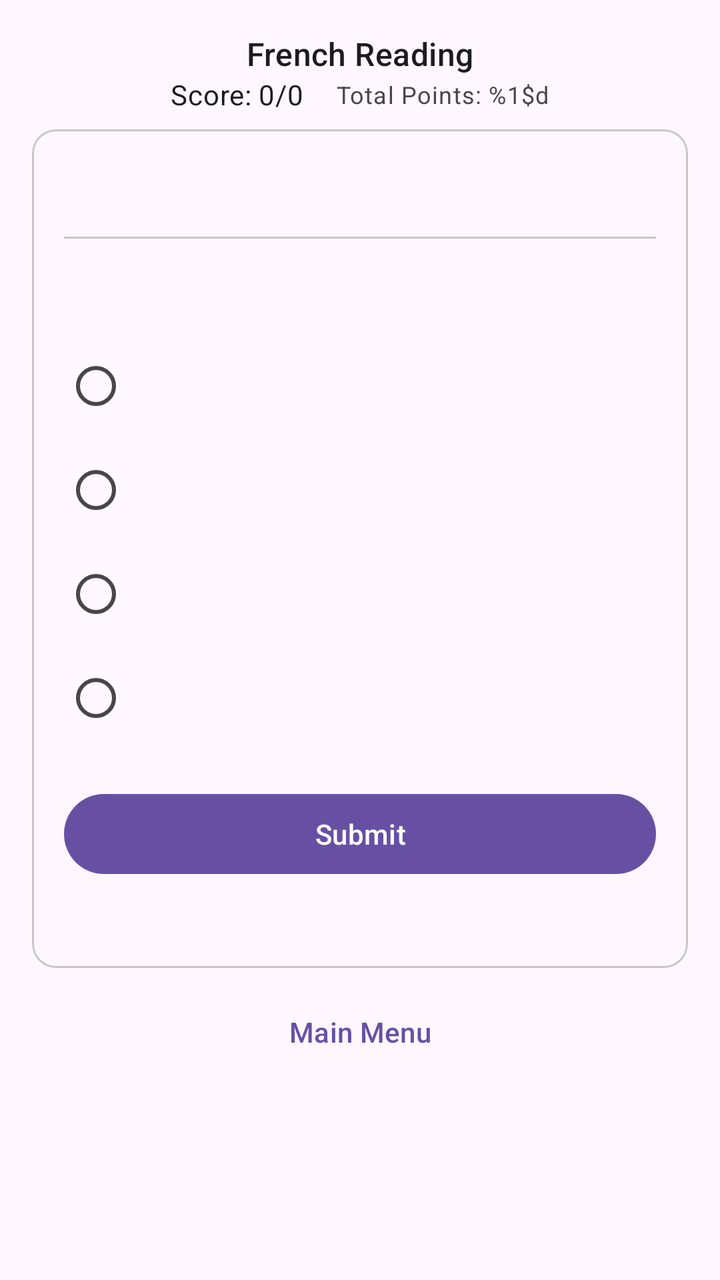
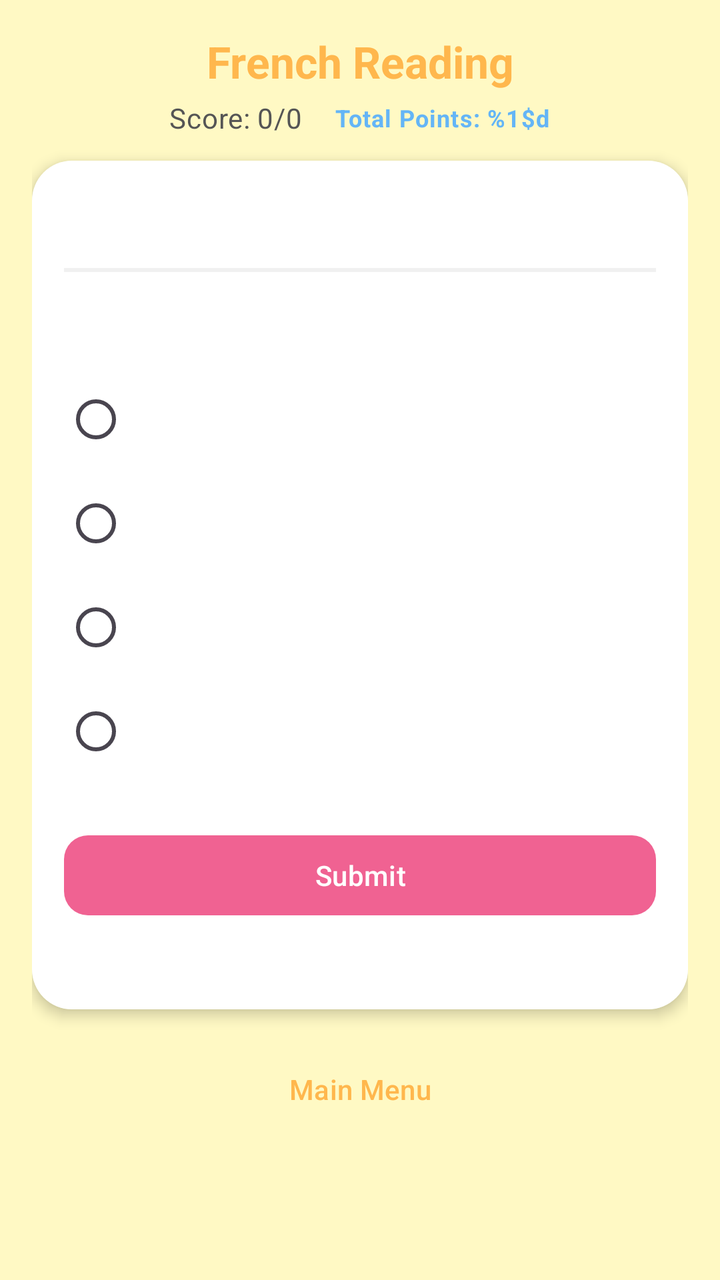

Compare the two renders of this Android layout. The source of the first and the diff that turns it into the second are given below.
<!-- AndroidManifest.xml: application theme Theme.AndroidApp -->
<!-- res/layout/activity_reading_game.xml -->
<?xml version="1.0" encoding="utf-8"?>
<ScrollView xmlns:android="http://schemas.android.com/apk/res/android"
    xmlns:app="http://schemas.android.com/apk/res-auto"
    android:layout_width="match_parent"
    android:layout_height="match_parent"
    android:background="?attr/colorSurface">

    <LinearLayout
        android:layout_width="match_parent"
        android:layout_height="wrap_content"
        android:orientation="vertical"
        android:padding="16dp">

        <TextView
            android:id="@+id/readingTitle"
            android:layout_width="match_parent"
            android:layout_height="wrap_content"
            android:gravity="center"
            android:text="@string/reading_title"
            android:textAppearance="?attr/textAppearanceTitleMedium" />

        <LinearLayout
            android:layout_width="match_parent"
            android:layout_height="wrap_content"
            android:gravity="center"
            android:orientation="horizontal">
            <TextView
                android:id="@+id/scoreView"
                android:layout_width="wrap_content"
                android:layout_height="wrap_content"
                android:text="@string/score_initial"
                android:textAppearance="?attr/textAppearanceBodyMedium" />
            <TextView
                android:id="@+id/totalPointsView"
                android:layout_width="wrap_content"
                android:layout_height="wrap_content"
                android:layout_marginStart="16dp"
                android:text="@string/user_points_format"
                android:textAppearance="?attr/textAppearanceBodySmall"
                android:textColor="?attr/colorOnSurfaceVariant" />
        </LinearLayout>

        <com.google.android.material.card.MaterialCardView
            android:layout_width="match_parent"
            android:layout_height="wrap_content"
            android:layout_marginTop="8dp"
            app:cardCornerRadius="12dp"
            app:strokeColor="?attr/colorOutlineVariant"
            app:strokeWidth="1dp">

            <LinearLayout
                android:layout_width="match_parent"
                android:layout_height="wrap_content"
                android:orientation="vertical"
                android:padding="16dp">

                <TextView
                    android:id="@+id/textContainer"
                    android:layout_width="match_parent"
                    android:layout_height="wrap_content"
                    android:textAppearance="?attr/textAppearanceBodyLarge"
                    android:lineSpacingExtra="4dp" />

                <View android:layout_width="match_parent" android:layout_height="1dp" android:background="?attr/colorOutlineVariant" android:layout_marginVertical="16dp" />

                <TextView
                    android:id="@+id/questionContainer"
                    android:layout_width="match_parent"
                    android:layout_height="wrap_content"
                    android:textAppearance="?attr/textAppearanceTitleMedium"
                    android:textColor="?attr/colorPrimary" />

                <RadioGroup
                    android:id="@+id/optionsGroup"
                    android:layout_width="match_parent"
                    android:layout_height="wrap_content"
                    android:layout_marginTop="12dp">
                    
                    <RadioButton android:id="@+id/option1" android:layout_width="match_parent" android:layout_height="wrap_content" android:layout_marginBottom="4dp" />
                    <RadioButton android:id="@+id/option2" android:layout_width="match_parent" android:layout_height="wrap_content" android:layout_marginBottom="4dp" />
                    <RadioButton android:id="@+id/option3" android:layout_width="match_parent" android:layout_height="wrap_content" android:layout_marginBottom="4dp" />
                    <RadioButton android:id="@+id/option4" android:layout_width="match_parent" android:layout_height="wrap_content" android:layout_marginBottom="4dp" />
                </RadioGroup>

                <Button
                    android:id="@+id/submitButton"
                    android:layout_width="match_parent"
                    android:layout_height="wrap_content"
                    android:layout_marginTop="16dp"
                    android:text="@string/submit_answer" />

                <TextView
                    android:id="@+id/feedbackView"
                    android:layout_width="match_parent"
                    android:layout_height="wrap_content"
                    android:layout_marginTop="8dp"
                    android:gravity="center"
                    android:textAppearance="?attr/textAppearanceBodyMedium" />

                <Button
                    android:id="@+id/btnRestart"
                    android:layout_width="match_parent"
                    android:layout_height="wrap_content"
                    android:layout_marginTop="16dp"
                    android:text="@string/btn_restart"
                    android:visibility="gone" />
            </LinearLayout>
        </com.google.android.material.card.MaterialCardView>

        <Button
            android:id="@+id/btnBackToMenu"
            style="@style/Widget.Material3.Button.TextButton"
            android:layout_width="match_parent"
            android:layout_height="wrap_content"
            android:layout_marginTop="8dp"
            android:text="@string/btn_back_to_menu" />
    </LinearLayout>
</ScrollView>
<!-- resources referenced by this layout -->
<resources>
  <string name="btn_back_to_menu">Main Menu</string>
  <string name="btn_restart">Restart Game</string>
  <string name="reading_title">French Reading</string>
  <string name="score_initial">Score: 0/0</string>
  <string name="submit_answer">Submit</string>
  <string name="user_points_format">Total Points: %1$d</string>
  <style name="Theme.AndroidApp" parent="Theme.Material3.DayNight">
          <item name="android:statusBarColor" tools:targetApi="l">@android:color/transparent</item>
      </style>
</resources>

<!-- the commit's change to res/layout/activity_reading_game.xml (unified diff, before → after) -->
@@ -3,7 +3,7 @@
     xmlns:app="http://schemas.android.com/apk/res-auto"
     android:layout_width="match_parent"
     android:layout_height="match_parent"
-    android:background="?attr/colorSurface">
+    android:background="@color/surface_kid">
 
     <LinearLayout
         android:layout_width="match_parent"
@@ -17,19 +17,23 @@
             android:layout_height="wrap_content"
             android:gravity="center"
             android:text="@string/reading_title"
-            android:textAppearance="?attr/textAppearanceTitleMedium" />
+            android:textAppearance="?attr/textAppearanceTitleLarge"
+            android:textColor="@color/energetic_orange"
+            android:textStyle="bold" />
 
         <LinearLayout
             android:layout_width="match_parent"
             android:layout_height="wrap_content"
             android:gravity="center"
-            android:orientation="horizontal">
+            android:orientation="horizontal"
+            android:layout_marginTop="4dp">
             <TextView
                 android:id="@+id/scoreView"
                 android:layout_width="wrap_content"
                 android:layout_height="wrap_content"
                 android:text="@string/score_initial"
-                android:textAppearance="?attr/textAppearanceBodyMedium" />
+                android:textAppearance="?attr/textAppearanceBodyMedium"
+                android:textColor="#555555" />
             <TextView
                 android:id="@+id/totalPointsView"
                 android:layout_width="wrap_content"
@@ -37,57 +41,63 @@
                 android:layout_marginStart="16dp"
                 android:text="@string/user_points_format"
                 android:textAppearance="?attr/textAppearanceBodySmall"
-                android:textColor="?attr/colorOnSurfaceVariant" />
+                android:textColor="@color/playful_blue"
+                android:textStyle="bold" />
         </LinearLayout>
 
         <com.google.android.material.card.MaterialCardView
             android:layout_width="match_parent"
             android:layout_height="wrap_content"
-            android:layout_marginTop="8dp"
-            app:cardCornerRadius="12dp"
-            app:strokeColor="?attr/colorOutlineVariant"
-            app:strokeWidth="1dp">
+            android:layout_marginTop="12dp"
+            app:cardCornerRadius="20dp"
+            app:strokeWidth="0dp"
+            app:cardElevation="4dp">
 
             <LinearLayout
                 android:layout_width="match_parent"
                 android:layout_height="wrap_content"
                 android:orientation="vertical"
-                android:padding="16dp">
+                android:padding="16dp"
+                android:background="#FFFFFF">
 
                 <TextView
                     android:id="@+id/textContainer"
                     android:layout_width="match_parent"
                     android:layout_height="wrap_content"
                     android:textAppearance="?attr/textAppearanceBodyLarge"
-                    android:lineSpacingExtra="4dp" />
+                    android:lineSpacingExtra="6dp"
+                    android:textColor="#333333" />
 
-                <View android:layout_width="match_parent" android:layout_height="1dp" android:background="?attr/colorOutlineVariant" android:layout_marginVertical="16dp" />
+                <View android:layout_width="match_parent" android:layout_height="2dp" android:background="#F0F0F0" android:layout_marginVertical="16dp" />
 
                 <TextView
                     android:id="@+id/questionContainer"
                     android:layout_width="match_parent"
                     android:layout_height="wrap_content"
                     android:textAppearance="?attr/textAppearanceTitleMedium"
-                    android:textColor="?attr/colorPrimary" />
+                    android:textColor="@color/energetic_orange"
+                    android:textStyle="bold" />
 
                 <RadioGroup
                     android:id="@+id/optionsGroup"
                     android:layout_width="match_parent"
                     android:layout_height="wrap_content"
                     android:layout_marginTop="12dp">
-                    
-                    <RadioButton android:id="@+id/option1" android:layout_width="match_parent" android:layout_height="wrap_content" android:layout_marginBottom="4dp" />
-                    <RadioButton android:id="@+id/option2" android:layout_width="match_parent" android:layout_height="wrap_content" android:layout_marginBottom="4dp" />
-                    <RadioButton android:id="@+id/option3" android:layout_width="match_parent" android:layout_height="wrap_content" android:layout_marginBottom="4dp" />
-                    <RadioButton android:id="@+id/option4" android:layout_width="match_parent" android:layout_height="wrap_content" android:layout_marginBottom="4dp" />
+                    <RadioButton android:id="@+id/option1" android:layout_width="match_parent" android:layout_height="wrap_content" android:layout_marginBottom="4dp" android:buttonTint="@color/energetic_orange" />
+                    <RadioButton android:id="@+id/option2" android:layout_width="match_parent" android:layout_height="wrap_content" android:layout_marginBottom="4dp" android:buttonTint="@color/energetic_orange" />
+                    <RadioButton android:id="@+id/option3" android:layout_width="match_parent" android:layout_height="wrap_content" android:layout_marginBottom="4dp" android:buttonTint="@color/energetic_orange" />
+                    <RadioButton android:id="@+id/option4" android:layout_width="match_parent" android:layout_height="wrap_content" android:layout_marginBottom="4dp" android:buttonTint="@color/energetic_orange" />
                 </RadioGroup>
 
                 <Button
                     android:id="@+id/submitButton"
                     android:layout_width="match_parent"
                     android:layout_height="wrap_content"
-                    android:layout_marginTop="16dp"
-                    android:text="@string/submit_answer" />
+                    android:layout_marginTop="20dp"
+                    android:text="@string/submit_answer"
+                    app:backgroundTint="@color/vibrant_pink"
+                    android:textColor="@android:color/white"
+                    app:cornerRadius="12dp" />
 
                 <TextView
                     android:id="@+id/feedbackView"
@@ -103,6 +113,7 @@
                     android:layout_height="wrap_content"
                     android:layout_marginTop="16dp"
                     android:text="@string/btn_restart"
+                    app:backgroundTint="@color/fresh_green"
                     android:visibility="gone" />
             </LinearLayout>
         </com.google.android.material.card.MaterialCardView>
@@ -112,7 +123,8 @@
             style="@style/Widget.Material3.Button.TextButton"
             android:layout_width="match_parent"
             android:layout_height="wrap_content"
-            android:layout_marginTop="8dp"
-            android:text="@string/btn_back_to_menu" />
+            android:layout_marginTop="16dp"
+            android:text="@string/btn_back_to_menu"
+            android:textColor="@color/energetic_orange" />
     </LinearLayout>
 </ScrollView>
<!-- resource entries referenced after the edit -->
@@ -1,5 +1,10 @@
 <!-- resources referenced by this layout -->
 <resources>
+  <color name="energetic_orange">#FFB74D</color>
+  <color name="fresh_green">#81C784</color>
+  <color name="playful_blue">#64B5F6</color>
+  <color name="surface_kid">#FFF9C4</color>
+  <color name="vibrant_pink">#F06292</color>
   <string name="btn_back_to_menu">Main Menu</string>
   <string name="btn_restart">Restart Game</string>
   <string name="reading_title">French Reading</string>
@@ -8,6 +13,14 @@
   <string name="user_points_format">Total Points: %1$d</string>
   <style name="Theme.AndroidApp" parent="Theme.Material3.DayNight">
           <item name="android:statusBarColor" tools:targetApi="l">@android:color/transparent</item>
+  
+          <item name="colorPrimary">@color/playful_blue</item>
+          <item name="colorSecondary">@color/energetic_orange</item>
+          <item name="colorSurface">@color/surface_kid</item>
+          <item name="android:windowBackground">@color/surface_kid</item>
+  
+          
+          <item name="colorSurfaceVariant">#FFFFFF</item>
       </style>
 </resources>
 
